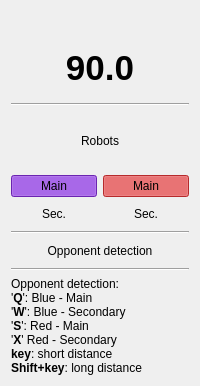
Qt form bhbot/tools/simulator/mainbar.ui (alberthier/bhware) before a commit.
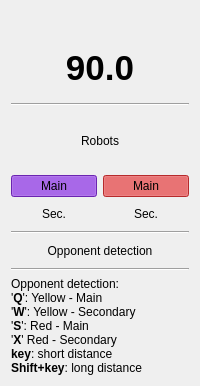
The same form after that commit.

The edit to the form file:
```diff
--- a/bhbot/tools/simulator/mainbar.ui
+++ b/bhbot/tools/simulator/mainbar.ui
@@ -412,8 +412,8 @@
 p, li { white-space: pre-wrap; }
 &lt;/style&gt;&lt;/head&gt;&lt;body style=&quot; font-family:'Ubuntu'; font-size:11pt; font-weight:400; font-style:normal;&quot;&gt;
 &lt;p style=&quot; margin-top:0px; margin-bottom:0px; margin-left:0px; margin-right:0px; -qt-block-indent:0; text-indent:0px;&quot;&gt;&lt;span style=&quot; font-size:9pt;&quot;&gt;Opponent detection:&lt;/span&gt;&lt;/p&gt;
-&lt;p style=&quot; margin-top:0px; margin-bottom:0px; margin-left:0px; margin-right:0px; -qt-block-indent:0; text-indent:0px;&quot;&gt;&lt;span style=&quot; font-size:9pt;&quot;&gt;'&lt;/span&gt;&lt;span style=&quot; font-size:9pt; font-weight:600;&quot;&gt;Q&lt;/span&gt;&lt;span style=&quot; font-size:9pt;&quot;&gt;': Blue - Main&lt;/span&gt;&lt;/p&gt;
-&lt;p style=&quot; margin-top:0px; margin-bottom:0px; margin-left:0px; margin-right:0px; -qt-block-indent:0; text-indent:0px;&quot;&gt;&lt;span style=&quot; font-size:9pt;&quot;&gt;'&lt;/span&gt;&lt;span style=&quot; font-size:9pt; font-weight:600;&quot;&gt;W&lt;/span&gt;&lt;span style=&quot; font-size:9pt;&quot;&gt;': Blue - Secondary&lt;/span&gt;&lt;/p&gt;
+&lt;p style=&quot; margin-top:0px; margin-bottom:0px; margin-left:0px; margin-right:0px; -qt-block-indent:0; text-indent:0px;&quot;&gt;&lt;span style=&quot; font-size:9pt;&quot;&gt;'&lt;/span&gt;&lt;span style=&quot; font-size:9pt; font-weight:600;&quot;&gt;Q&lt;/span&gt;&lt;span style=&quot; font-size:9pt;&quot;&gt;': Yellow - Main&lt;/span&gt;&lt;/p&gt;
+&lt;p style=&quot; margin-top:0px; margin-bottom:0px; margin-left:0px; margin-right:0px; -qt-block-indent:0; text-indent:0px;&quot;&gt;&lt;span style=&quot; font-size:9pt;&quot;&gt;'&lt;/span&gt;&lt;span style=&quot; font-size:9pt; font-weight:600;&quot;&gt;W&lt;/span&gt;&lt;span style=&quot; font-size:9pt;&quot;&gt;': Yellow - Secondary&lt;/span&gt;&lt;/p&gt;
 &lt;p style=&quot; margin-top:0px; margin-bottom:0px; margin-left:0px; margin-right:0px; -qt-block-indent:0; text-indent:0px;&quot;&gt;&lt;span style=&quot; font-size:9pt;&quot;&gt;'&lt;/span&gt;&lt;span style=&quot; font-size:9pt; font-weight:600;&quot;&gt;S&lt;/span&gt;&lt;span style=&quot; font-size:9pt;&quot;&gt;': Red - Main&lt;/span&gt;&lt;/p&gt;
 &lt;p style=&quot; margin-top:0px; margin-bottom:0px; margin-left:0px; margin-right:0px; -qt-block-indent:0; text-indent:0px;&quot;&gt;&lt;span style=&quot; font-size:9pt;&quot;&gt;'&lt;/span&gt;&lt;span style=&quot; font-size:9pt; font-weight:600;&quot;&gt;X&lt;/span&gt;&lt;span style=&quot; font-size:9pt;&quot;&gt;' Red - Secondary&lt;/span&gt;&lt;/p&gt;
 &lt;p style=&quot; margin-top:0px; margin-bottom:0px; margin-left:0px; margin-right:0px; -qt-block-indent:0; text-indent:0px;&quot;&gt;&lt;span style=&quot; font-size:9pt; font-weight:600;&quot;&gt;key&lt;/span&gt;&lt;span style=&quot; font-size:9pt;&quot;&gt;: short distance&lt;/span&gt;&lt;/p&gt;
```
Left out of the diff: 4 changed lines with no effect on the pictures.
